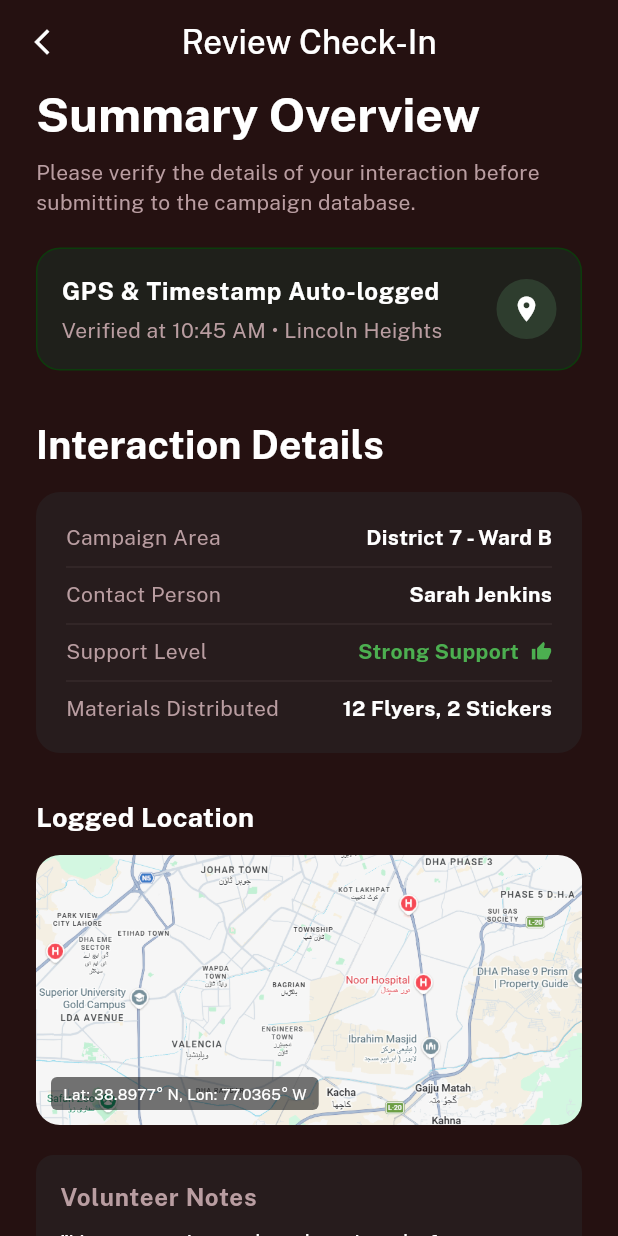
After one commit to Abdul-Hanan38/Eagle_Badger, a Flutter app: the ReviewCheckInScreen screen opened by its route, on a phone screen of 412 x 824 dp. The commit adds this screen. Run offline on Flutter 3.47's test engine with Material 3 defaults, Android fonts, the phone set to English and light mode, and no system bars; our stand-ins replace camera, flutter_native_splash, google_fonts, mask_text_input_formatter, material_symbols_icons, pinput; statements that could not run were skipped.

Commit message:
reviewCheckIn_Added

```diff
--- a/lib/main.dart
+++ b/lib/main.dart
@@ -1,3 +1,4 @@
+import 'package:eagle_badger/screens/report/review_checkin.dart';
 import 'package:eagle_badger/screens/tally/activity_flow.dart';
 import 'package:eagle_badger/screens/contact/bloc_details.dart';
 import 'package:eagle_badger/screens/canvassing/daily_route.dart';
@@ -54,6 +55,7 @@ class MyApp extends StatelessWidget {
         '/socioCulture': (context) => const SocioCulturalBlocsScreen(),
         '/blocDetails': (context) => const BlocDetailsScreen(),
         '/engagementMemo': (context) => const EngagementMemoScreen(),
+        '/reviewCheckIn': (context) => const ReviewCheckInScreen(),
       },
     );
   }
--- /dev/null
+++ b/lib/screens/report/review_checkin.dart
@@ -0,0 +1,288 @@
+import 'package:flutter/material.dart';
+import 'package:flutter/services.dart';
+
+class ReviewCheckInScreen extends StatelessWidget {
+  const ReviewCheckInScreen({super.key});
+
+  @override
+  Widget build(BuildContext context) {
+    return Scaffold(
+      backgroundColor: Theme.of(context).colorScheme.surface,
+      appBar: AppBar(
+        backgroundColor: Colors.transparent,
+        elevation: 0,
+        surfaceTintColor: Colors.transparent,
+        leading: IconButton(
+          icon: const Icon(
+            Icons.arrow_back_ios_new,
+            color: Colors.white,
+            size: 20,
+          ),
+          onPressed: () => Navigator.pop(context),
+        ),
+        title: const Text(
+          "Review Check-In",
+          style: TextStyle(
+            color: Colors.white,
+            fontSize: 22,
+            fontWeight: FontWeight.w500,
+          ),
+        ),
+        centerTitle: true,
+      ),
+      body: SingleChildScrollView(
+        padding: const EdgeInsets.symmetric(horizontal: 24),
+        child: Column(
+          crossAxisAlignment: CrossAxisAlignment.start,
+          children: [
+            Text(
+              "Summary Overview",
+              style: Theme.of(context).textTheme.titleLarge,
+            ),
+            const SizedBox(height: 8),
+            Text(
+              "Please verify the details of your interaction before submitting to the campaign database.",
+              style: Theme.of(context).textTheme.bodyMedium!.copyWith(
+                color: Theme.of(context).colorScheme.onPrimary,
+              ),
+            ),
+            const SizedBox(height: 20),
+
+            // GPS Status Box
+            _buildGpsStatusBox(context),
+
+            const SizedBox(height: 30),
+            Text(
+              "Interaction Details",
+              style: Theme.of(context).textTheme.titleMedium,
+            ),
+            const SizedBox(height: 12),
+
+            // Detail Card
+            _buildInteractionDetailCard(context),
+
+            const SizedBox(height: 30),
+            const Text(
+              "Logged Location",
+              style: TextStyle(
+                color: Colors.white,
+                fontSize: 18,
+                fontWeight: FontWeight.bold,
+              ),
+            ),
+            const SizedBox(height: 12),
+
+            // Map Placeholder
+            _buildMapSection(),
+
+            const SizedBox(height: 20),
+
+            // Volunteer Notes Box
+            _buildNotesBox(context),
+
+            const SizedBox(height: 40),
+
+            // Submit Button
+            ElevatedButton(
+              onPressed: () {
+                // Trigger your success dialog here
+              },
+              style: ElevatedButton.styleFrom(
+                backgroundColor: Theme.of(context).colorScheme.primary,
+                minimumSize: const Size(double.infinity, 56),
+                shape: RoundedRectangleBorder(
+                  borderRadius: BorderRadius.circular(12),
+                ),
+              ),
+              child: Text(
+                "Submit Check-In",
+                style: Theme.of(context).textTheme.labelLarge,
+              ),
+            ),
+            const SizedBox(height: 30),
+          ],
+        ),
+      ),
+    );
+  }
+
+  Widget _buildGpsStatusBox(BuildContext context) {
+    return Container(
+      padding: const EdgeInsets.all(16),
+      decoration: BoxDecoration(
+        color: const Color.fromARGB(204, 30, 36, 30),
+        borderRadius: BorderRadius.circular(16),
+        border: Border.all(color: const Color.fromARGB(255, 12, 60, 12)),
+      ),
+      child: Row(
+        children: [
+          Expanded(
+            child: Column(
+              crossAxisAlignment: CrossAxisAlignment.start,
+              children: [
+                Text(
+                  "GPS & Timestamp Auto-logged",
+                  style: Theme.of(context).textTheme.bodyLarge!.copyWith(
+                    color: Theme.of(context).colorScheme.onSurface,
+                  ),
+                ),
+                SizedBox(height: 4),
+                Text(
+                  "Verified at 10:45 AM • Lincoln Heights",
+                  style: Theme.of(context).textTheme.bodyMedium!.copyWith(
+                    color: Theme.of(context).colorScheme.onPrimary,
+                  ),
+                ),
+              ],
+            ),
+          ),
+          const CircleAvatar(
+            backgroundColor: Color(0xFF2E3D2E),
+            child: Icon(Icons.location_on, color: Colors.white, size: 20),
+          ),
+        ],
+      ),
+    );
+  }
+
+  Widget _buildInteractionDetailCard(BuildContext context) {
+    return Container(
+      padding: const EdgeInsets.all(20),
+      decoration: BoxDecoration(
+        color: Theme.of(context).colorScheme.onSecondaryFixed,
+        borderRadius: BorderRadius.circular(16),
+      ),
+      child: Column(
+        children: [
+          _buildDetailRow(context, "Campaign Area", "District 7 - Ward B"),
+          Divider(
+            color: Theme.of(context).colorScheme.onPrimary,
+            thickness: 0.1,
+          ),
+          _buildDetailRow(context, "Contact Person", "Sarah Jenkins"),
+          Divider(
+            color: Theme.of(context).colorScheme.onPrimary,
+            thickness: 0.1,
+          ),
+          _buildDetailRow(
+            context,
+            "Support Level",
+            "Strong Support",
+            isPositive: true,
+            showIcon: true,
+          ),
+          Divider(
+            color: Theme.of(context).colorScheme.onPrimary,
+            thickness: 0.1,
+          ),
+          _buildDetailRow(
+            context,
+            "Materials Distributed",
+            "12 Flyers, 2 Stickers",
+            isLast: true,
+          ),
+        ],
+      ),
+    );
+  }
+
+  Widget _buildDetailRow(
+    BuildContext context,
+    String label,
+    String value, {
+    bool isPositive = false,
+    bool isLast = false,
+    bool showIcon = false,
+  }) {
+    return Padding(
+      padding: EdgeInsets.only(bottom: isLast ? 0 : 2),
+      child: Row(
+        mainAxisAlignment: MainAxisAlignment.spaceBetween,
+        children: [
+          Text(
+            label,
+            style: Theme.of(context).textTheme.bodyMedium!.copyWith(
+              color: Theme.of(context).colorScheme.onPrimary,
+            ),
+          ),
+          Row(
+            children: [
+              Text(
+                value,
+                style: TextStyle(
+                  color: isPositive ? Colors.green : Colors.white,
+                  fontWeight: FontWeight.bold,
+                  fontSize: 14,
+                ),
+              ),
+              if (showIcon) ...[
+                const SizedBox(width: 8),
+                const Icon(Icons.thumb_up, color: Colors.green, size: 14),
+              ],
+            ],
+          ),
+        ],
+      ),
+    );
+  }
+
+  Widget _buildMapSection() {
+    return ClipRRect(
+      borderRadius: BorderRadius.circular(16),
+      child: Stack(
+        children: [
+          Image.asset(
+            'assets/images/map_placeholder.png',
+            height: 180,
+            width: double.infinity,
+            fit: BoxFit.cover,
+          ),
+          Positioned(
+            bottom: 10,
+            left: 10,
+            child: Container(
+              padding: const EdgeInsets.symmetric(horizontal: 8, vertical: 4),
+              decoration: BoxDecoration(
+                borderRadius: BorderRadius.circular(4),
+                color: Colors.black54,
+              ),
+              child: const Text(
+                "Lat: 38.8977° N, Lon: 77.0365° W",
+                style: TextStyle(color: Colors.white, fontSize: 10),
+              ),
+            ),
+          ),
+        ],
+      ),
+    );
+  }
+
+  Widget _buildNotesBox(BuildContext context) {
+    return Container(
+      width: double.infinity,
+      padding: const EdgeInsets.all(16),
+      decoration: BoxDecoration(
+        color: Theme.of(context).colorScheme.onSecondaryFixed,
+        borderRadius: BorderRadius.circular(12),
+      ),
+      child: Column(
+        crossAxisAlignment: CrossAxisAlignment.start,
+        children: [
+          Text(
+            "Volunteer Notes",
+            style: Theme.of(context).textTheme.bodyLarge!.copyWith(
+              color: Theme.of(context).colorScheme.onPrimary,
+            ),
+          ),
+          SizedBox(height: 8),
+          Text(
+            "\"Very receptive to the education platform. Requested a follow-up call regarding the upcoming town hall meeting next Tuesday.\"",
+            style: Theme.of(context).textTheme.bodyMedium!.copyWith(
+              color: Theme.of(context).colorScheme.onSurface,
+            ),
+          ),
+        ],
+      ),
+    );
+  }
+}
--- a/lib/screens/tally/activity_flow.dart
+++ b/lib/screens/tally/activity_flow.dart
@@ -42,7 +42,6 @@ class _ActivityFlowScreenState extends State<ActivityFlowScreen> {
     _showSuccessDialog();
   }
 
-  // NEW: Success Dialog with Checkmark Animation
   void _showSuccessDialog() {
     showDialog(
       context: context,
@@ -73,7 +72,7 @@ class _ActivityFlowScreenState extends State<ActivityFlowScreen> {
             child: TextButton(
               onPressed: () {
                 Navigator.pop(context); // Close Dialog
-                Navigator.pop(context); // Return to Dashboard/Activity Screen
+                Navigator.pushReplacementNamed(context, '/reviewCheckIn');
               },
               child: const Text(
                 "Done",
```
